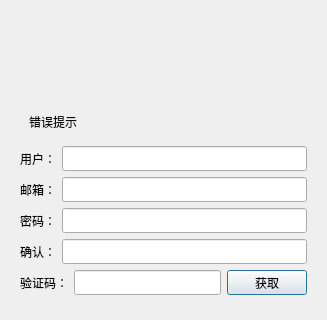
Above: client/llfcchat/registerdialog.ui from feliks720/Chatter-cpp before the change; both pictures show x 0 to 327 and y 0 to 320 of the 327 by 513 pixel window. Below: the same form after it.
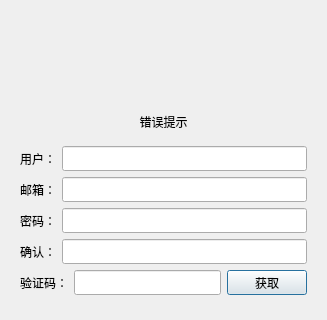
That is the form after the change.

```diff
--- a/client/llfcchat/registerdialog.ui
+++ b/client/llfcchat/registerdialog.ui
@@ -41,6 +41,9 @@
               <property name="text">
                <string>错误提示</string>
               </property>
+              <property name="alignment">
+               <set>Qt::AlignCenter</set>
+              </property>
              </widget>
             </item>
            </layout>
```
